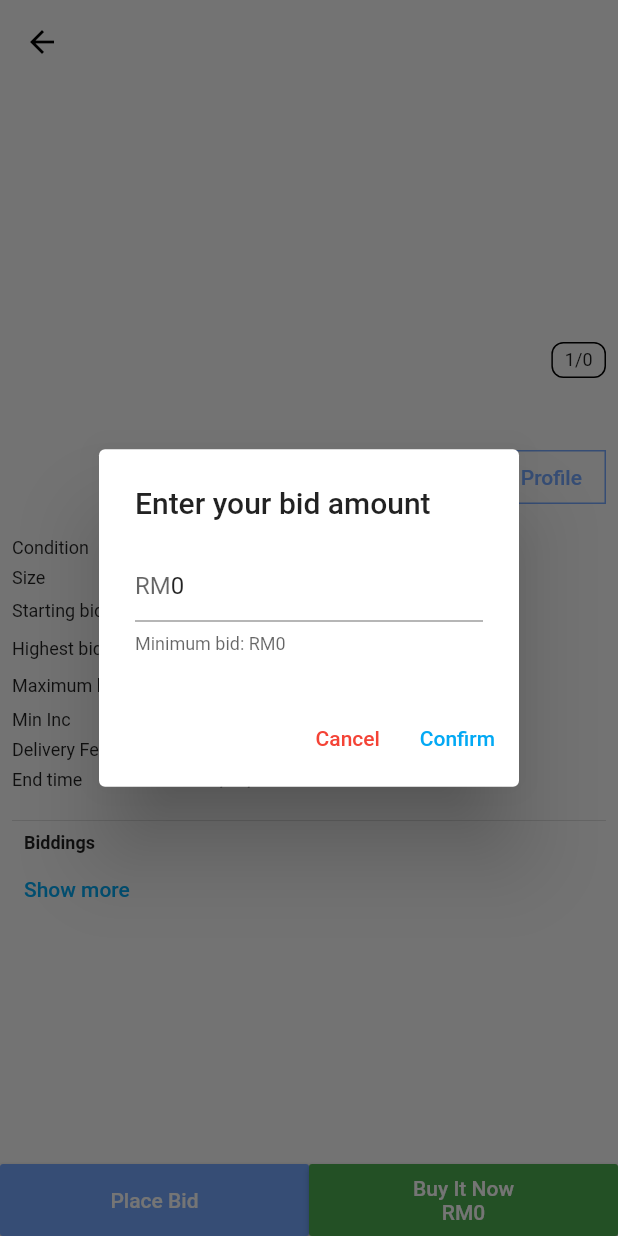
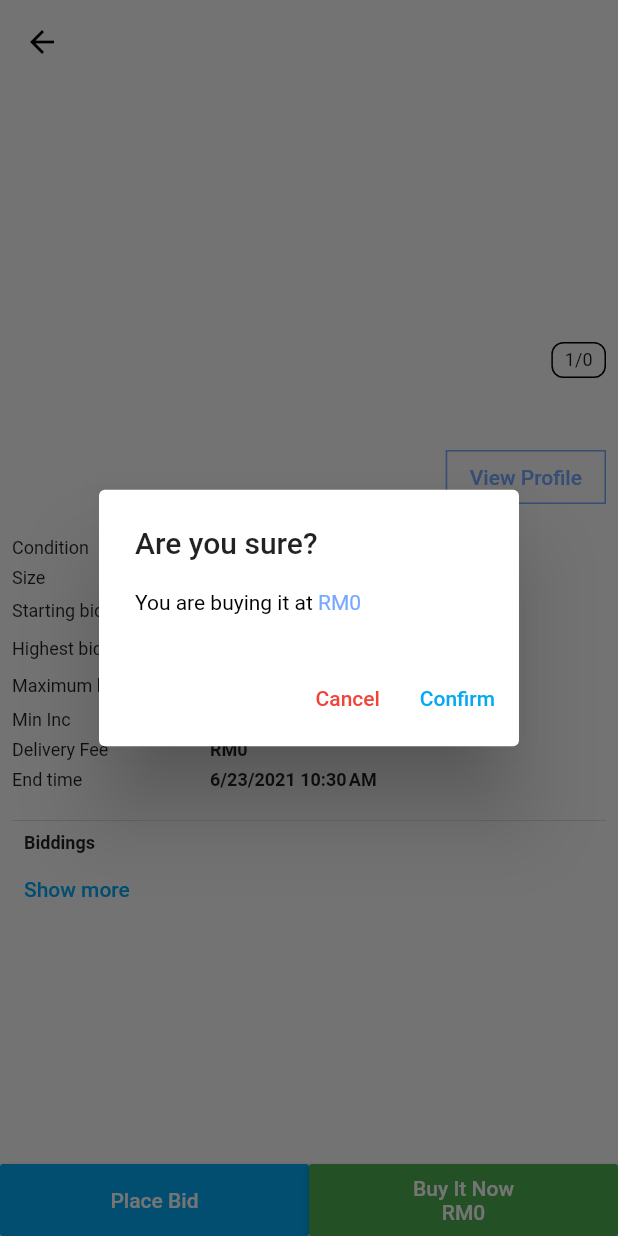
Before and after one commit to simple-map-organization/streetwear-auction, a Flutter app: the AuctionDetailScreen screen opened directly with empty values, after a tap on "Place Bid", on a phone screen of 412 x 824 dp. Run offline on Flutter 3.47's test engine with Material 2 defaults, Android fonts, the phone set to English and light mode, and no system bars; drawn by our look-alikes of carousel_slider; our stand-ins replace email_validator, flutter_rating_bar, flutter_secure_storage, get_it, image_picker; missing offline and left inert: flutter_absolute_path, multi_image_picker; accounts and stored records are empty; network calls fail; Roboto replaces fonts that are missing (san serif); statements that could not run were skipped.

Commit message:
Add buy it now

```diff
--- a/streetwear_auction_application/lib/app/dependencies.dart
+++ b/streetwear_auction_application/lib/app/dependencies.dart
@@ -1,7 +1,6 @@
 import 'package:get_it/get_it.dart';
 import 'package:streetwear_auction_application/services/purchase/purchase_service.dart';
 import 'package:streetwear_auction_application/services/purchase/purchase_service_rest.dart';
-
 
 import '../screens/my_purchase/purchase_viewmodel.dart';
 import '../screens/auction_detail/auction_detail_viewmodel.dart';
@@ -29,7 +28,7 @@ GetIt dependency = GetIt.instance;
 void init() {
   // Services
   dependency.registerLazySingleton<RestService>(
-    () => RestService(baseUrl: 'http://192.168.1.103:3000'),
+    () => RestService(baseUrl: 'http://192.168.43.208:3000'),
   );
 
   dependency.registerLazySingleton<AuthService>(() => AuthService());
@@ -52,5 +51,4 @@ void init() {
   dependency.registerLazySingleton(() => StartAuctionViewModel());
   dependency.registerLazySingleton(() => PurchaseViewModel());
   dependency.registerLazySingleton(() => AuctionDetailViewModel());
-
 }
--- a/streetwear_auction_application/lib/models/auction.dart
+++ b/streetwear_auction_application/lib/models/auction.dart
@@ -20,6 +20,11 @@ class Auction {
   double rating;
   String category;
   User seller;
+
+  get isAllowBid {
+    if (bids.length > 0 && bids[0].price >= bin) return false;
+    return true;
+  }
 
   Auction({
     @required this.auctionId,
@@ -97,7 +102,11 @@ class Bid {
   Bid({this.price, this.user});
 
   Bid.fromJson(Map<String, dynamic> json)
-      : this(price: json['price'], user: User.fromJson(json['userId']));
+      : this(
+            price: json['price'],
+            user: json['userId'].runtimeType != String
+                ? User.fromJson(json['userId'])
+                : null);
 
   Map<String, dynamic> toJson() => {'price': this.price, 'userId:': this.user};
 }
--- a/streetwear_auction_application/lib/models/purchase.dart
+++ b/streetwear_auction_application/lib/models/purchase.dart
@@ -8,9 +8,10 @@ class Purchase {
   bool won;
   String status; //Cancelled(failed to pay) if failed to pay
   DateTime payBefore; //1 week
+  String fullname;
+  String phone;
   String address1;
   String address2;
-  String address3;
   String postcode;
   String state;
   String country;
@@ -21,9 +22,10 @@ class Purchase {
     @required this.won,
     @required this.status,
     @required this.payBefore,
+    @required this.fullname,
+    @required this.phone,
     @required this.address1,
     @required this.address2,
-    @required this.address3,
     @required this.postcode,
     @required this.state,
     @required this.country,
@@ -35,12 +37,13 @@ class Purchase {
           product: Auction.fromJson(json['product']),
           won: json['won'],
           status: json['status'],
-          payBefore: json['payBefore'],
-          address1: json['address']['address1'],
-          address2: json['address']['address2'],
-          address3: json['address']['address3'],
-          postcode: json['address']['postcode'],
-          state: json['address']['state'],
-          country: json['address']['country'],
+          payBefore: DateTime.parse(json['payBefore']),
+          fullname: json['delivery']['fullname'],
+          phone: json['delivery']['phone'],
+          address1: json['delivery']['address1'],
+          address2: json['delivery']['address2'],
+          postcode: json['delivery']['postcode'],
+          state: json['delivery']['state'],
+          country: json['delivery']['country'],
         );
 }
--- a/streetwear_auction_application/lib/screens/auction_detail/auction_detail.dart
+++ b/streetwear_auction_application/lib/screens/auction_detail/auction_detail.dart
@@ -42,6 +42,10 @@ class AuctionDetailScreen extends StatelessWidget {
     int minBid = viewmodel.auction.bids.length > 0
         ? viewmodel.auction.bids[0].price + viewmodel.auction.minIncrement
         : viewmodel.auction.startingPrice;
+    if (minBid >= viewmodel.auction.bin) {
+      return _buyItNow(context, viewmodel);
+    }
+
     final _bidController = TextEditingController(text: minBid.toString());
 
     showDialog(
@@ -80,8 +84,7 @@ class AuctionDetailScreen extends StatelessWidget {
           TextButton(
             onPressed: () {
               if (!_formKey.currentState.validate()) return;
-              viewmodel.onPlaceBid(viewmodel.auction.auctionId,
-                  int.parse(_bidController.value.text));
+              viewmodel.onPlaceBid(int.parse(_bidController.value.text));
               Navigator.of(context).pop();
               // Navigator.pushNamed(context, AuctionCheckoutScreen.routeName);
             },
@@ -92,15 +95,56 @@ class AuctionDetailScreen extends StatelessWidget {
     );
   }
 
-  void _buyItNow(context) {
-    Navigator.pushNamed(context, AuctionCheckoutScreen.routeName);
+  void _buyItNow(context, viewmodel) {
+    showDialog(
+      context: context,
+      builder: (_) => AlertDialog(
+        title: Text('Are you sure?'),
+        content: RichText(
+            text: TextSpan(
+                text: 'You are buying it at ',
+                style: TextStyle(color: Colors.black),
+                children: [
+              TextSpan(
+                  text: 'RM${viewmodel.auction.bin}',
+                  style: TextStyle(color: Theme.of(context).primaryColor))
+            ])),
+        actions: [
+          TextButton(
+            onPressed: () {
+              Navigator.of(context).pop();
+            },
+            child: Text(
+              'Cancel',
+              style: TextStyle(color: Colors.red),
+            ),
+          ),
+          TextButton(
+            onPressed: () async {
+              Navigator.of(context).pop();
+              await viewmodel.onPlaceBid(viewmodel.auction.bin);
+              var purchase =
+                  await viewmodel.getUserPurchaseByAuctionId(auction.auctionId);
+
+              Navigator.pushNamed(context, AuctionCheckoutScreen.routeName,
+                  arguments: {
+                    'purchase': purchase,
+                    'price': viewmodel.auction.bin,
+                    'deliveryFee': viewmodel.auction.deliveryFee
+                  });
+            },
+            child: Text('Confirm'),
+          ),
+        ],
+      ),
+    );
   }
 
   @override
   Widget build(BuildContext context) {
     return ConsumerView(
         viewmodel: dependency<AuctionDetailViewModel>()..init(auction),
-        builder: (context, viewmodel, _) {
+        builder: (context, viewmodel, __) {
           return Scaffold(
             extendBodyBehindAppBar: true,
             appBar: AppBar(
@@ -350,9 +394,12 @@ class AuctionDetailScreen extends StatelessWidget {
                   children: [
                     Expanded(
                       child: MaterialButton(
+                        disabledColor: Colors.lightBlue[200],
                         padding: EdgeInsets.symmetric(vertical: 16.0),
-                        color: Theme.of(context).primaryColor,
-                        onPressed: () => _placeBid(context, viewmodel),
+                        color: Colors.lightBlue,
+                        onPressed: viewmodel.auction.isAllowBid
+                            ? () => _placeBid(context, viewmodel)
+                            : null,
                         child: Text(
                           'Place Bid',
                           style: TextStyle(color: Colors.white),
@@ -361,9 +408,12 @@ class AuctionDetailScreen extends StatelessWidget {
                     ),
                     Expanded(
                       child: MaterialButton(
+                        disabledColor: Colors.green[200],
                         padding: EdgeInsets.symmetric(vertical: 8.0),
                         color: Colors.green,
-                        onPressed: () => _buyItNow(context),
+                        onPressed: viewmodel.auction.isAllowBid
+                            ? () => _buyItNow(context, viewmodel)
+                            : null,
                         child: Text(
                           'Buy It Now\nRM${viewmodel.auction.bin}',
                           textAlign: TextAlign.center,
```
Also changed, not shown: streetwear_auction_application/lib/screens/auction_checkout/auction_checkout_view.dart (+76 -22 lines), streetwear_auction_application/lib/screens/auction_checkout/auction_checkout_viewmodel.dart (+36 -0 lines), streetwear_auction_application/lib/screens/auction_detail/auction_detail_viewmodel.dart (+10 -4 lines), streetwear_auction_application/lib/screens/my_purchase/widgets/product_card.dart (+35 -34 lines), streetwear_auction_application/lib/services/purchase/purchase_service.dart (+11 -0 lines), streetwear_auction_application/lib/services/purchase/purchase_service_rest.dart (+28 -0 lines), 5 other files.
